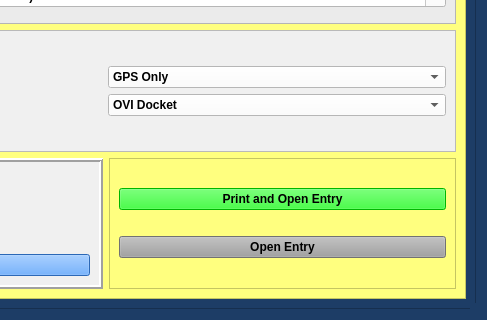
Before: the Qt Designer form views/ui/NotGuiltyBondDialog.ui in HunterProgram22/MuniEntry, drawn with Qt 5; both pictures show x 621 to 1108 and y 535 to 855 of the 1108 by 855 pixel window.
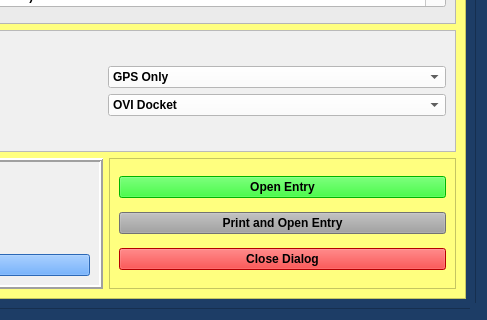
After: the same form once the commit is applied.

Commit message: Updated LEAP and Not Guilty with close button.

Patch:
```diff
--- a/views/ui/NotGuiltyBondDialog.ui
+++ b/views/ui/NotGuiltyBondDialog.ui
@@ -177,8 +177,8 @@
           <rect>
            <x>0</x>
            <y>0</y>
-           <width>1043</width>
-           <height>819</height>
+           <width>1068</width>
+           <height>815</height>
           </rect>
          </property>
          <layout class="QGridLayout" name="gridLayout_9" columnstretch="2,1">
@@ -996,29 +996,39 @@
              <enum>QFrame::Raised</enum>
             </property>
             <layout class="QGridLayout" name="gridLayout_10">
-             <item row="1" column="0">
-              <widget class="QPushButton" name="create_entry_Button">
+             <item row="3" column="0">
+              <widget class="QPushButton" name="close_dialog_Button">
                <property name="styleSheet">
-                <string notr="true">background-color: rgb(160, 160, 160);</string>
+                <string notr="true">background-color: rgb(255, 0, 0);</string>
                </property>
                <property name="text">
-                <string>Open Entry</string>
-               </property>
-               <property name="autoDefault">
-                <bool>false</bool>
+                <string>Close Dialog</string>
                </property>
               </widget>
              </item>
-             <item row="0" column="0">
+             <item row="1" column="0">
               <widget class="QPushButton" name="print_entry_Button">
                <property name="styleSheet">
-                <string notr="true">background-color: rgb(0, 255, 0);</string>
+                <string notr="true">background-color: rgb(160, 160, 160);</string>
                </property>
                <property name="text">
                 <string>Print and Open Entry</string>
                </property>
               </widget>
              </item>
+             <item row="0" column="0">
+              <widget class="QPushButton" name="create_entry_Button">
+               <property name="styleSheet">
+                <string notr="true">background-color: rgb(0, 255, 0);</string>
+               </property>
+               <property name="text">
+                <string>Open Entry</string>
+               </property>
+               <property name="autoDefault">
+                <bool>false</bool>
+               </property>
+              </widget>
+             </item>
             </layout>
            </widget>
           </item>
```
The commit also changes 9 other files.
